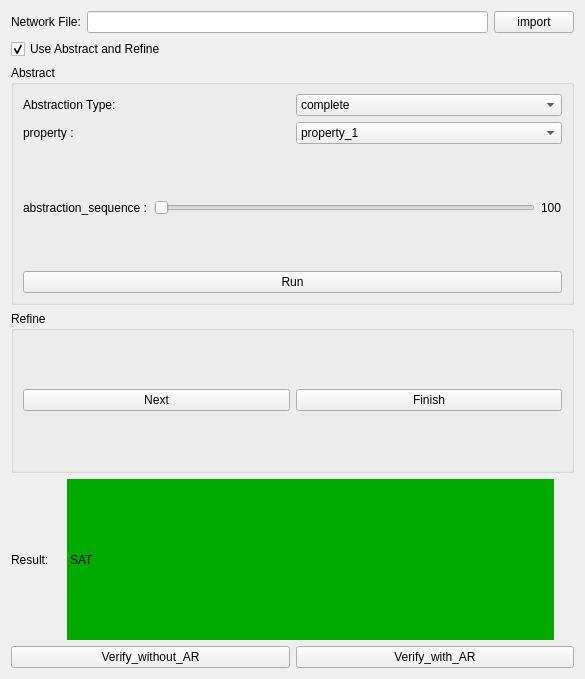
Above: marabou.ui from Huangxiaoze/graduate before the change. Below: the same form after it.
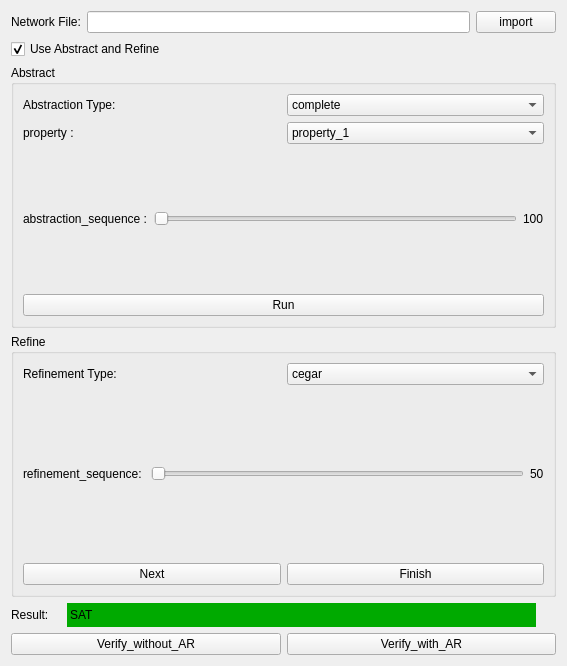
That is the form after the change.

Diff of the .ui file:
```diff
--- a/marabou.ui
+++ b/marabou.ui
@@ -6,8 +6,8 @@
    <rect>
     <x>0</x>
     <y>0</y>
-    <width>585</width>
-    <height>679</height>
+    <width>567</width>
+    <height>666</height>
    </rect>
   </property>
   <property name="maximumSize">
@@ -327,6 +327,62 @@
       <string>Refine</string>
      </property>
      <layout class="QVBoxLayout" name="verticalLayout_3">
+      <item>
+       <layout class="QHBoxLayout" name="horizontalLayout_9">
+        <item>
+         <widget class="QLabel" name="label_7">
+          <property name="text">
+           <string>Refinement Type:</string>
+          </property>
+         </widget>
+        </item>
+        <item>
+         <widget class="QComboBox" name="refinement_type_combobox">
+          <item>
+           <property name="text">
+            <string>cegar</string>
+           </property>
+          </item>
+          <item>
+           <property name="text">
+            <string>weight_based</string>
+           </property>
+          </item>
+         </widget>
+        </item>
+       </layout>
+      </item>
+      <item>
+       <layout class="QHBoxLayout" name="horizontalLayout_13">
+        <item>
+         <widget class="QLabel" name="label_8">
+          <property name="text">
+           <string>refinement_sequence: </string>
+          </property>
+         </widget>
+        </item>
+        <item>
+         <widget class="QSlider" name="refinement_sequence_slider">
+          <property name="minimum">
+           <number>50</number>
+          </property>
+          <property name="maximum">
+           <number>100</number>
+          </property>
+          <property name="orientation">
+           <enum>Qt::Horizontal</enum>
+          </property>
+         </widget>
+        </item>
+        <item>
+         <widget class="QLabel" name="rs_value">
+          <property name="text">
+           <string>50</string>
+          </property>
+         </widget>
+        </item>
+       </layout>
+      </item>
       <item>
        <layout class="QHBoxLayout" name="horizontalLayout_4">
         <item>
@@ -365,6 +421,12 @@
      </item>
      <item>
       <widget class="QLabel" name="label_4">
+       <property name="maximumSize">
+        <size>
+         <width>16777215</width>
+         <height>24</height>
+        </size>
+       </property>
        <property name="styleSheet">
         <string notr="true">background:rgb(0, 170, 0);border-radius:100%;width:100%;height:100%;margin-right:20px;text-align:center;</string>
        </property>
```
